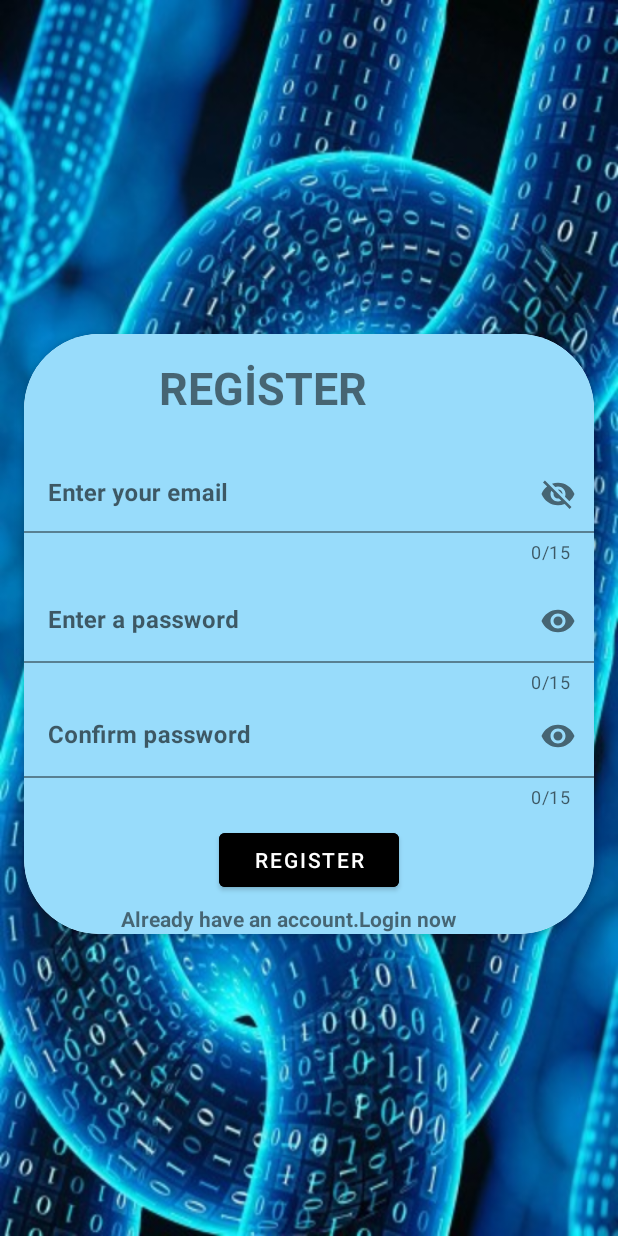
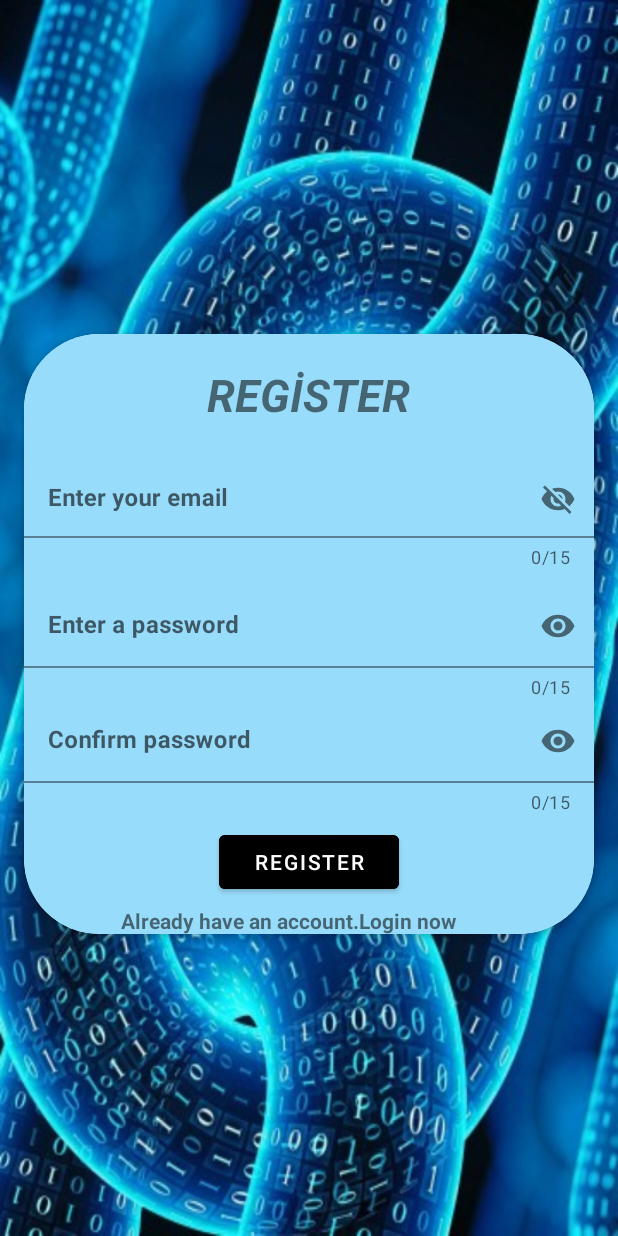
Before and after one commit to poyrazecem/RetrofitJava, an Android app: the screen it shows after launch (LogResActivity), after a tap on "No Account.Register now.", on a phone screen of 412 x 824 dp. Run offline under Robolectric (Android 15) with nearby library versions, the phone set to English and light mode, and no system bars; our stand-ins replace Firebase (no records; nobody signed in at launch, a user with empty details on screens opened directly).

```diff
--- a/app/src/main/AndroidManifest.xml
+++ b/app/src/main/AndroidManifest.xml
@@ -28,6 +28,9 @@
             android:name=".view.NewsFragment"
             android:exported="false" />
         <activity
+            android:name=".view.MainActivity"
+            android:exported="true" />
+        <activity
             android:name=".view.LogResActivity"
             android:exported="true">
             <intent-filter>
--- a/app/src/main/java/com/example/retrofitjava/view/LogResActivity.java
+++ b/app/src/main/java/com/example/retrofitjava/view/LogResActivity.java
@@ -42,19 +42,26 @@ public class LogResActivity extends AppCompatActivity {
         EdgeToEdge.enable(this);
         setContentView(view);
         context = getApplicationContext();
+
+
         loadFragment(new LoginFragment(), false);
     }
+
+
+
+
+
 
     private void loadFragment(Fragment fragment, boolean isAppInitiazlized) {
 
         FragmentManager fragmentManager = getSupportFragmentManager();
         FragmentTransaction fragmentTransaction = fragmentManager.beginTransaction();
         if (isAppInitiazlized) {
-            fragmentTransaction.add(R.id.main, fragment);
+            fragmentTransaction.add(R.id.main2, fragment);
         } else {
-            fragmentTransaction.replace(R.id.main, fragment);
+            fragmentTransaction.replace(R.id.main2, fragment);
         }
-        fragmentTransaction.addToBackStack(null);
+       fragmentTransaction.addToBackStack(null);
         fragmentTransaction.commit();
     }
 
--- a/app/src/main/java/com/example/retrofitjava/view/LoginFragment.java
+++ b/app/src/main/java/com/example/retrofitjava/view/LoginFragment.java
@@ -9,6 +9,7 @@ import android.os.Bundle;
 
 import androidx.annotation.NonNull;
 import androidx.annotation.Nullable;
+import androidx.appcompat.app.AppCompatActivity;
 import androidx.fragment.app.Fragment;
 import androidx.fragment.app.FragmentManager;
 import androidx.fragment.app.FragmentTransaction;
@@ -37,6 +38,7 @@ import java.util.Map;
 
 public class LoginFragment extends Fragment {
 
+    private LogResActivity host;
     private FragmentLoginBinding binding;
     private FirebaseAuth mAuth;
 
@@ -44,7 +46,7 @@ public class LoginFragment extends Fragment {
         // FragmentHomeBinding ile layout dosyasını bağlama
         binding = FragmentLoginBinding.inflate(inflater, container, false);
         View view = binding.getRoot();
-
+        host = (LogResActivity) getActivity();
         mAuth = FirebaseAuth.getInstance();
         binding.buttonLogin.setOnClickListener(new View.OnClickListener() {
             @Override
@@ -89,11 +91,12 @@ public class LoginFragment extends Fragment {
 
     private void updateUI(FirebaseUser user) {
         if (user != null) {
-            Intent intent = new Intent(getActivity(), MainActivity.class);
+            Intent intent = new Intent(host, MainActivity.class);
+            intent.addFlags(Intent.FLAG_ACTIVITY_CLEAR_TASK | Intent.FLAG_ACTIVITY_CLEAR_TOP | Intent.FLAG_ACTIVITY_NEW_TASK);
             startActivity(intent);
-            getActivity().finish();
+            getActivity();
         } else {
-            Toast.makeText(getActivity(), "Please sign in or register", Toast.LENGTH_SHORT).show();
+            Toast.makeText(getActivity(), "Please Login", Toast.LENGTH_SHORT).show();
         }
     }
 
@@ -108,9 +111,9 @@ public class LoginFragment extends Fragment {
         FragmentManager fragmentManager = getParentFragmentManager();
         FragmentTransaction fragmentTransaction = fragmentManager.beginTransaction();
         if (isAppInitiazlized) {
-            fragmentTransaction.add(R.id.main, fragment);
+            fragmentTransaction.add(R.id.main2, fragment);
         } else {
-            fragmentTransaction.replace(R.id.main, fragment);
+            fragmentTransaction.replace(R.id.main2, fragment);
         }
         fragmentTransaction.commit();
 
--- a/app/src/main/java/com/example/retrofitjava/view/RegisterFragment.java
+++ b/app/src/main/java/com/example/retrofitjava/view/RegisterFragment.java
@@ -110,6 +110,7 @@ public class RegisterFragment extends Fragment {
 
     private void updateUI(FirebaseUser user) {
         if (user != null) {
+
             loadFragment(new LoginFragment(), false);
             Toast.makeText(getActivity(), "Üyelik işleminiz başarıyla tamamlanmıştır.", Toast.LENGTH_SHORT).show();
         } else {
@@ -122,9 +123,9 @@ public class RegisterFragment extends Fragment {
         FragmentManager fragmentManager = getParentFragmentManager();
         FragmentTransaction fragmentTransaction = fragmentManager.beginTransaction();
         if (isAppInitiazlized) {
-            fragmentTransaction.add(R.id.main, fragment);
+            fragmentTransaction.add(R.id.main2, fragment);
         } else {
-            fragmentTransaction.replace(R.id.main, fragment);
+            fragmentTransaction.replace(R.id.main2, fragment);
         }
         fragmentTransaction.addToBackStack(null);
         fragmentTransaction.commit();
--- a/app/src/main/res/layout/activity_log_res.xml
+++ b/app/src/main/res/layout/activity_log_res.xml
@@ -2,7 +2,7 @@
 <androidx.constraintlayout.widget.ConstraintLayout xmlns:android="http://schemas.android.com/apk/res/android"
     xmlns:app="http://schemas.android.com/apk/res-auto"
     xmlns:tools="http://schemas.android.com/tools"
-    android:id="@+id/main"
+    android:id="@+id/main2"
     android:layout_width="match_parent"
     android:layout_height="match_parent"
     tools:context=".view.LogResActivity">
--- a/app/src/main/res/layout/fragment_login.xml
+++ b/app/src/main/res/layout/fragment_login.xml
@@ -37,7 +37,7 @@
                 android:shadowColor="@color/black"
                 android:text="LOGIN"
                 android:textSize="30sp"
-                android:textStyle="bold" />
+                android:textStyle="bold|italic" />
 
             <EditText
                 android:id="@+id/editText_email_login"
--- a/app/src/main/res/layout/fragment_register.xml
+++ b/app/src/main/res/layout/fragment_register.xml
@@ -37,20 +37,20 @@
 
             <TextView
                 android:id="@+id/textView"
-                android:layout_width="200dp"
+                android:layout_width="wrap_content"
                 android:layout_height="wrap_content"
                 android:layout_gravity="center"
-                android:layout_marginTop="15dp"
+                android:layout_marginTop="20dp"
                 android:shadowColor="@color/black"
                 android:text="REGİSTER"
                 android:textSize="30sp"
-                android:textStyle="bold" />
+                android:textStyle="bold|italic" />
 
             <com.google.android.material.textfield.TextInputLayout
                 android:id="@+id/textInputLayoutEnterPassword"
                 android:layout_width="match_parent"
                 android:layout_height="wrap_content"
-                android:layout_marginTop="10dp"
+                android:layout_marginTop="12dp"
                 app:counterEnabled="true"
                 app:counterMaxLength="15"
                 app:passwordToggleEnabled="true">
@@ -59,7 +59,7 @@
                     android:id="@+id/editText_email_register"
                     android:layout_width="match_parent"
                     android:layout_height="51dp"
-                    android:layout_marginTop="15dp"
+                    android:layout_marginTop="12dp"
                     android:background="@color/lightblue"
                     android:hint="Enter your email"
                     android:textStyle="bold"
@@ -111,7 +111,7 @@
                 android:layout_width="120dp"
                 android:layout_height="wrap_content"
                 android:layout_gravity="center"
-                android:layout_marginTop="10dp"
+                android:layout_marginTop="8dp"
                 android:backgroundTint="@color/black"
                 android:text="Register" />
 
```
Also changed, not shown: app/src/main/java/com/example/retrofitjava/view/MainActivity.java (+15 -2 lines), app/src/main/res/menu/bottom_nav_menu.xml (+11 -8 lines), app/src/main/res/navigation/nav_graph.xml (+8 -8 lines).
